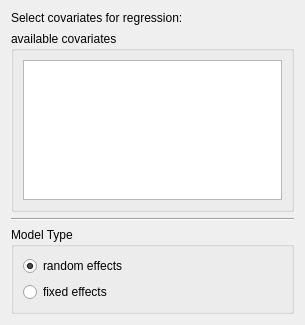
gdietz/OpenMEE, file select_covariates_page.ui: the form before one commit.
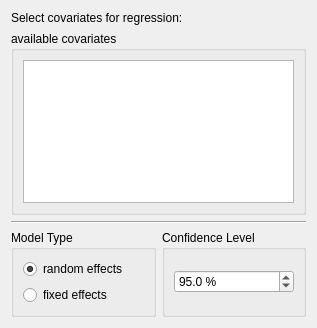
The form after the commit.

The edit to the form file:
```diff
--- a/select_covariates_page.ui
+++ b/select_covariates_page.ui
@@ -6,8 +6,8 @@
    <rect>
     <x>0</x>
     <y>0</y>
-    <width>305</width>
-    <height>325</height>
+    <width>317</width>
+    <height>328</height>
    </rect>
   </property>
   <property name="windowTitle">
@@ -41,6 +41,8 @@
     </widget>
    </item>
    <item>
+    <layout class="QHBoxLayout" name="horizontalLayout">
+     <item>
     <widget class="QGroupBox" name="model_type_groupBox">
      <property name="title">
       <string>Model Type</string>
@@ -65,6 +67,39 @@
       </item>
      </layout>
     </widget>
+     </item>
+     <item>
+      <widget class="QGroupBox" name="groupBox_2">
+       <property name="title">
+        <string>Confidence Level</string>
+       </property>
+       <layout class="QVBoxLayout" name="verticalLayout">
+        <item>
+         <widget class="QDoubleSpinBox" name="conf_level_spinbox">
+          <property name="suffix">
+           <string> %</string>
+          </property>
+          <property name="decimals">
+           <number>1</number>
+          </property>
+          <property name="minimum">
+           <double>70.000000000000000</double>
+          </property>
+          <property name="maximum">
+           <double>99.900000000000006</double>
+          </property>
+          <property name="singleStep">
+           <double>0.100000000000000</double>
+          </property>
+          <property name="value">
+           <double>95.000000000000000</double>
+          </property>
+         </widget>
+        </item>
+       </layout>
+      </widget>
+     </item>
+    </layout>
    </item>
   </layout>
  </widget>
```
Lines whose indentation alone changed are shown as unchanged.
